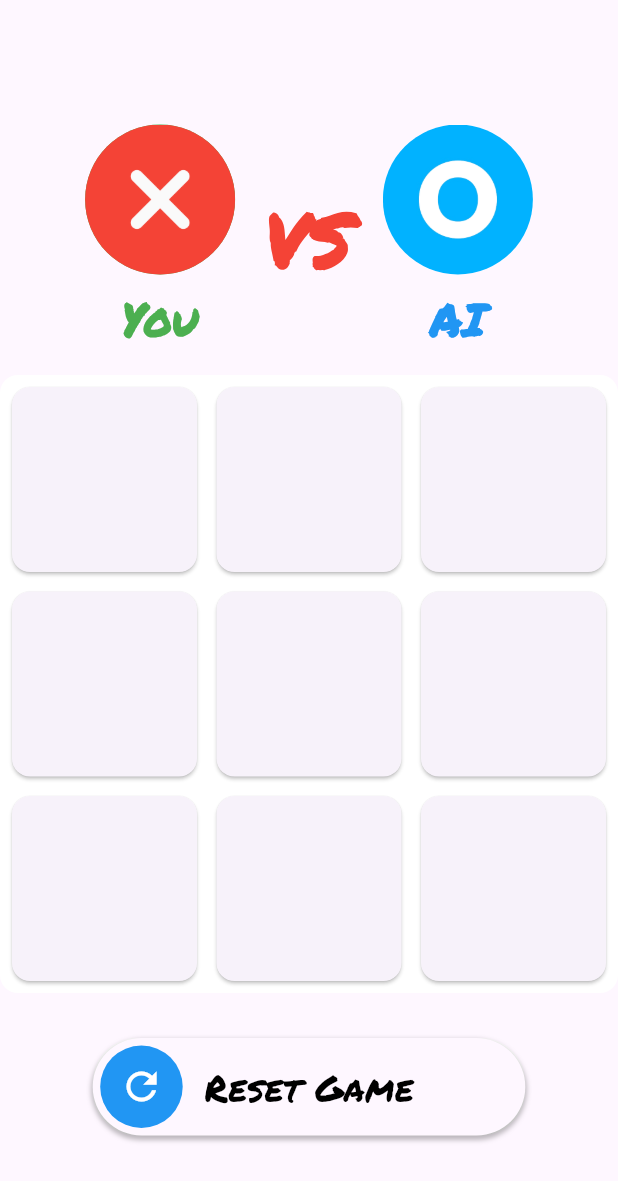
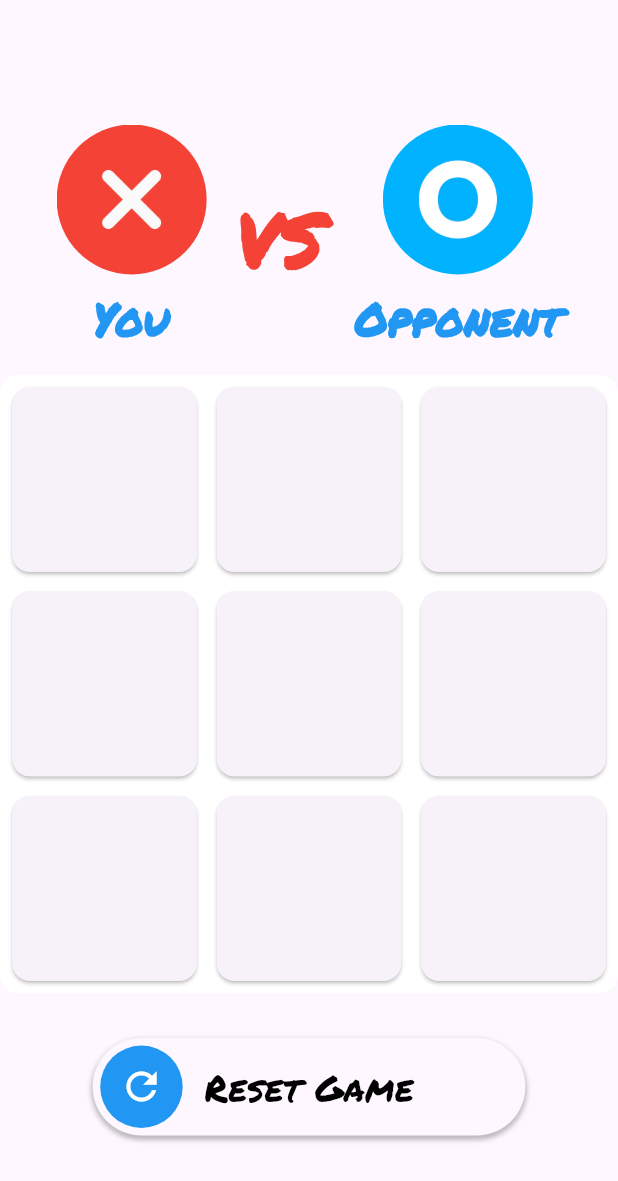
Before and after one commit to SajidAfridi/tiktaktoe, a Flutter app: the MyHomePage screen opened directly, on a phone screen of 412 x 824 dp. Shown: the top 1181 px of the screen. Run offline on Flutter 3.47's test engine with Material 3 defaults, Android fonts, the light colour scheme and no system bars; drawn by our look-alikes of action_slider; our stand-ins replace animate_do, auto_size_text, awesome_dialog, socket_io_client; network calls fail.

Commit message:
some basic working

```diff
--- a/lib/pages/homepage.dart
+++ b/lib/pages/homepage.dart
@@ -55,7 +55,7 @@ class _MyHomePageState extends State<MyHomePage> with TickerProviderStateMixin {
           mainAxisAlignment: MainAxisAlignment.center,
           children: [
             const SizedBox(height: 16),
-            const RoundInfoWidget(),
+            const RoundInfoWidget(isHost: true,),
             const SizedBox(
               height: 16,
             ),
--- a/lib/widgets/who_vs_who_widget.dart
+++ b/lib/widgets/who_vs_who_widget.dart
@@ -1,37 +1,23 @@
 import 'package:flutter/material.dart';
 
 class RoundInfoWidget extends StatelessWidget {
+  final bool isHost;
+
   const RoundInfoWidget({
     super.key,
+    required this.isHost,
   });
 
   @override
   Widget build(BuildContext context) {
-    return const Row(
+    return Row(
       mainAxisAlignment: MainAxisAlignment.center,
       children: [
-        Column(
-          mainAxisAlignment: MainAxisAlignment.center,
-          children: [
-            CircleAvatar(
-              backgroundColor: Colors.green,
-              foregroundColor: Colors.white,
-              radius: 50,
-              backgroundImage: AssetImage('assets/images/cross.png'),
+        buildPlayerColumn(
+          'You',
+          isHost ? 'assets/images/cross.png' : 'assets/images/circle.png',
         ),
-            SizedBox(height: 8),
-            Text(
-              'You',
-              style: TextStyle(
-                fontFamily: 'PermanentMarker',
-                fontSize: 30,
-                fontWeight: FontWeight.bold,
-                color: Colors.green,
-              ),
-            ),
-          ],
-        ),
-        Center(
+        const Center(
           child: Padding(
             padding: EdgeInsets.symmetric(
               horizontal: 20,
@@ -48,17 +34,26 @@ class RoundInfoWidget extends StatelessWidget {
             ),
           ),
         ),
-        Column(
+        buildPlayerColumn(
+          'Opponent',
+          isHost ? 'assets/images/circle.png' : 'assets/images/cross.png',
+        ),
+      ],
+    );
+  }
+
+  Column buildPlayerColumn(name, image) {
+    return Column(
       children: [
         CircleAvatar(
           backgroundColor: Colors.white,
           radius: 50,
-              backgroundImage: AssetImage('assets/images/circle.png'),
+          backgroundImage: AssetImage(image),
         ),
-            SizedBox(height: 8),
+        const SizedBox(height: 8),
         Text(
-              'AI',
-              style: TextStyle(
+          name,
+          style: const TextStyle(
             fontFamily: 'PermanentMarker',
             fontSize: 30,
             fontWeight: FontWeight.bold,
@@ -66,8 +61,6 @@ class RoundInfoWidget extends StatelessWidget {
           ),
         ),
       ],
-        ),
-      ],
     );
   }
 }
```
Also changed, not shown: lib/pages/play_with_friends_screen.dart (+35 -20 lines). Lines whose indentation alone changed are shown as unchanged.
